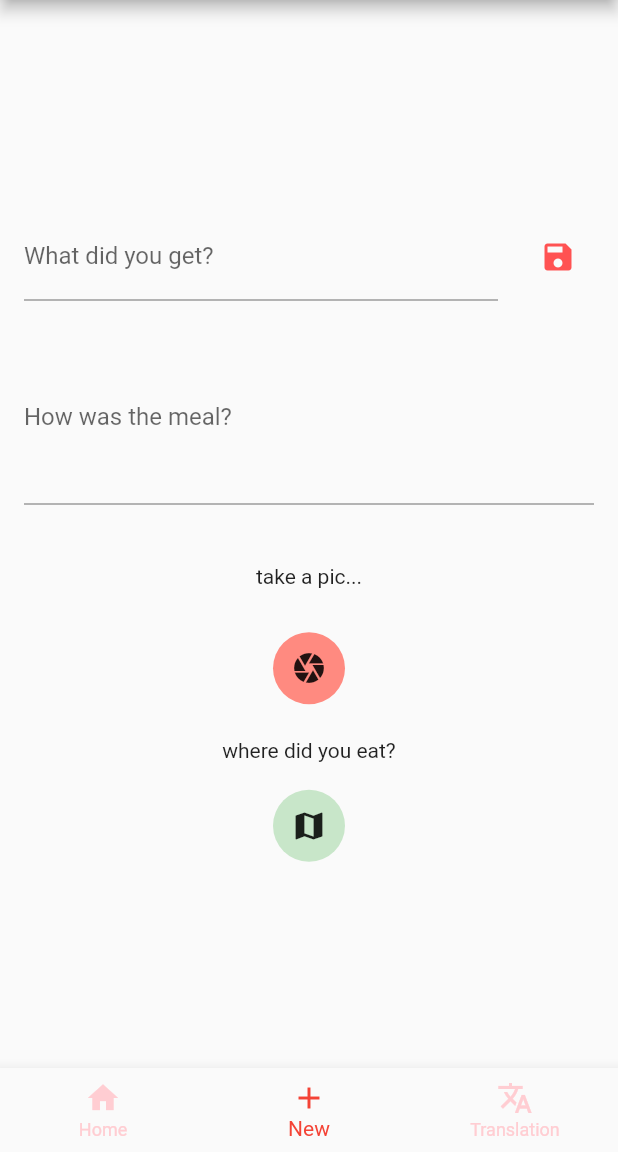
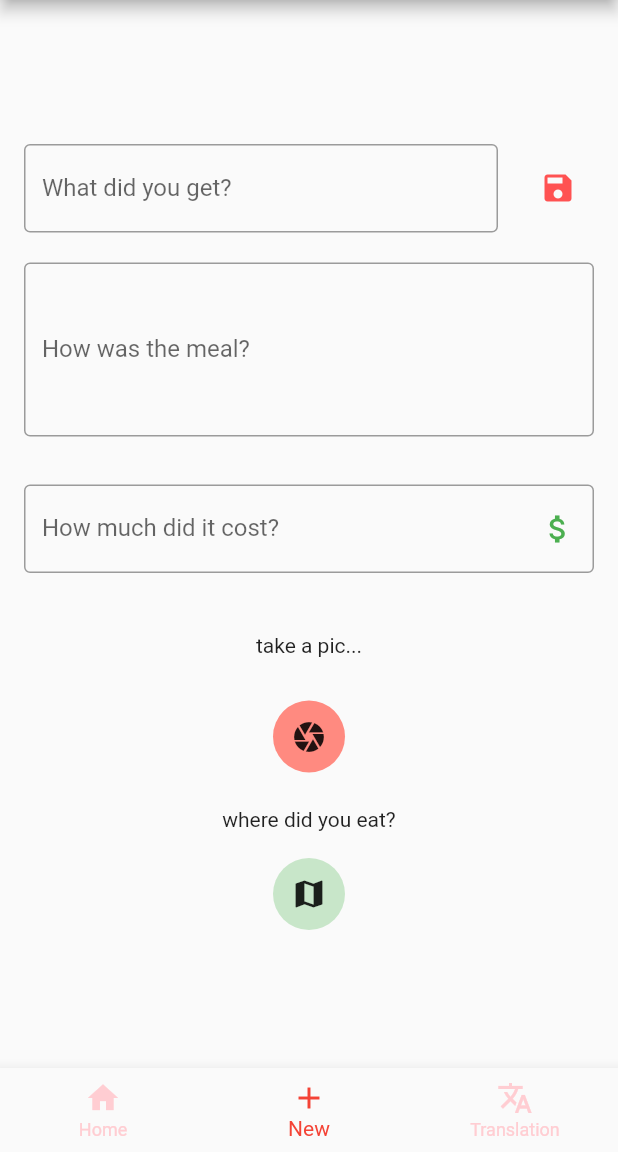
Before and after one commit to Taimonania/digital-butler, a Flutter app: the screen it shows after launch, item 2 of the bottom bar chosen, after a tap on the "save" icon, on a phone screen of 412 x 824 dp, the part 84-1236 px from its top. Run offline on Flutter 3.47's test engine with Material 2 defaults, Android fonts, the phone set to English and light mode, and no system bars; our stand-ins replace expandable, google_fonts, image_picker, localstorage, location, progress_dialog; missing offline and left inert: language_pickers, translator.

Commit message:
Add files via upload

```diff
--- a/db_app/lib/data_helper.dart
+++ b/db_app/lib/data_helper.dart
@@ -7,10 +7,11 @@ class MealItem {
   String localName;
   String picPath;
   String description;
+  String price;
   String coords;
 
   MealItem(
-      {this.name, this.description, this.localName, this.picPath, this.coords});
+      {this.name, this.description, this.price, this.localName, this.picPath, this.coords});
 
   toJSONEncodable() {
     Map<String, dynamic> m = new Map();
@@ -19,6 +20,7 @@ class MealItem {
     m['local_name'] = localName;
     m['pic_path'] = picPath;
     m['description'] = description;
+    m['price'] = price;
     m['meal_location'] = coords;
     return m;
   }
@@ -98,6 +100,7 @@ class DataService {
           (meal) => MealItem(
               name: meal['name'],
               description: meal['description'],
+              price: meal['price'],
               localName: meal['local_name'],
               picPath: meal['pic_path'],
               coords: meal['meal_location']),
--- a/db_app/lib/editpage.dart
+++ b/db_app/lib/editpage.dart
@@ -6,9 +6,10 @@ import 'package:location/location.dart';
 import 'package:path_provider/path_provider.dart';
 
 class EditPage extends StatefulWidget {
-  EditPage({Key key, this.title, this.description}) : super(key: key);
+  EditPage({Key key, this.title, this.description, this.price}) : super(key: key);
   final String title;
   final String description;
+  final String price;
 
   @override
   _EditPageState createState() => _EditPageState();
@@ -21,6 +22,7 @@ class _EditPageState extends State<EditPage> {
   MealList _meals;
   final nameCon = new TextEditingController();
   final desCon = new TextEditingController();
+  final priceCon = new TextEditingController();
 
   //file where the image is stored
   File _image;
@@ -84,6 +86,7 @@ class _EditPageState extends State<EditPage> {
     service.addMeal(MealItem(
       name: nameCon.value.text,
       description: desCon.value.text,
+      price: priceCon.value.text,
       localName: "false",
       picPath: imgPath,
       coords: location,
@@ -93,6 +96,7 @@ class _EditPageState extends State<EditPage> {
     controller.clear();
     nameCon.clear();
     desCon.clear();
+    priceCon.clear();
   }
 
   @override
@@ -105,6 +109,7 @@ class _EditPageState extends State<EditPage> {
               controller: nameCon,
               decoration: InputDecoration(
                 labelText: 'What did you get?',
+                border: OutlineInputBorder()
               ),
               //onEditingComplete: _save, !!! changed this
             ),
@@ -128,7 +133,26 @@ class _EditPageState extends State<EditPage> {
               maxLines: 24,
               decoration: InputDecoration(
                 labelText: 'How was the meal?',
+                  border: OutlineInputBorder()
               ),
+              //onEditingComplete: _save,
+            ),
+          ),
+
+          Container(
+            padding: const EdgeInsets.all(16.0),
+            child: TextField(
+              controller: priceCon,
+              minLines: 1,
+              maxLines: 1,
+              decoration: InputDecoration(
+                hintText: 'Enter value and currency',
+                labelText: 'How much did it cost?',
+                  border: OutlineInputBorder(),
+                suffixIcon: Icon(Icons.attach_money,
+                color: Colors.green)
+              ),
+              //keyboardType: TextInputType.number,
               //onEditingComplete: _save,
             ),
           ),
--- a/db_app/lib/meal.dart
+++ b/db_app/lib/meal.dart
@@ -32,6 +32,17 @@ class MealExpand extends StatelessWidget {
                 softWrap: true,
               ),
             ),
+
+            Container(
+              alignment: Alignment.centerLeft,
+              padding: const EdgeInsets.all(2.0),
+              child: Text(
+                meal.price!=null?meal.price:'',
+                //meal.price, //+ "\n",
+                softWrap: true,
+              ),
+            ),
+
             Container(
               alignment: Alignment.centerLeft,
               //padding: const EdgeInsets.all(2.0),
```
